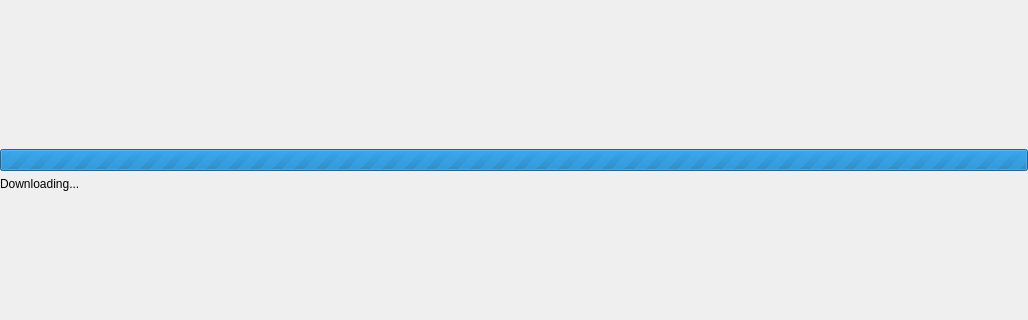
Before: the Qt Designer form src/OplPcTools/UI/GameArtDownloaderActivity.ui in brainstream/OPL-PC-Tools, drawn with Qt 5; both pictures show x 0 to 1028 and y 162 to 482 of the 1028 by 663 pixel window.
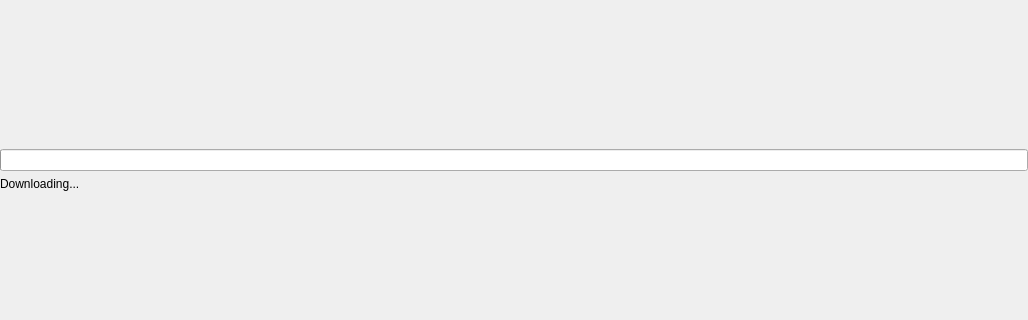
After: the same form once the commit is applied.

Diff of the .ui file:
```diff
--- a/src/OplPcTools/UI/GameArtDownloaderActivity.ui
+++ b/src/OplPcTools/UI/GameArtDownloaderActivity.ui
@@ -41,11 +41,8 @@
    </item>
    <item>
     <widget class="QProgressBar" name="mp_progress_bar">
-     <property name="maximum">
-      <number>0</number>
-     </property>
-     <property name="value">
-      <number>0</number>
+     <property name="format">
+      <string>%p% (%v of %m downloaded)</string>
      </property>
     </widget>
    </item>
```
Left out of the diff: 2 changed lines with no effect on the pictures.
